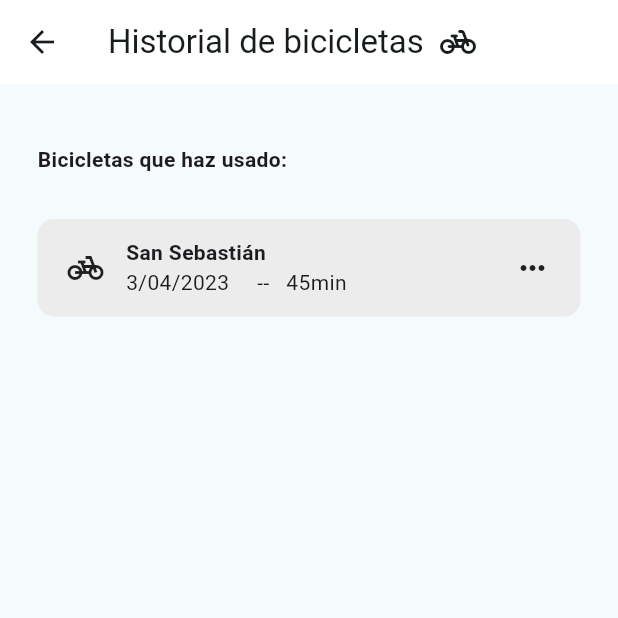
After one commit to DenisCuenca/PedalPal, a Flutter app: the MyBikes screen opened by its route, on a phone screen of 412 x 824 dp, the top half of it. The commit adds this screen. Run offline on Flutter 3.47's test engine with Material 3 defaults, Android fonts, the phone set to English and light mode, and no system bars; our stand-ins replace firebase_auth, firebase_core, fl_chart, google_fonts; missing offline and left inert: mapbox_gl, molten_navigationbar_flutter; accounts and stored records are empty; network calls fail; Roboto replaces fonts that are missing (Mohave).

```diff
--- a/lib/main.dart
+++ b/lib/main.dart
@@ -1,5 +1,7 @@
 import 'package:flutter/material.dart';
 import 'package:firebase_core/firebase_core.dart';
+import 'package:pedalpal/pages/history/my_bicicles.dart';
+import 'package:pedalpal/pages/home_page.dart';
 import './services/auth/widget_tree.dart';
 import 'package:google_fonts/google_fonts.dart';
 
@@ -22,6 +24,10 @@ class MyApp extends StatelessWidget {
   @override
   Widget build(BuildContext context) {
     return MaterialApp(
+      routes: {
+        "home": (context) => HomePage(),
+        "history": (context) => MyBikes(),
+      },
       theme: ThemeData(
         textTheme: GoogleFonts.mohaveTextTheme(
           Theme.of(context).textTheme,
--- /dev/null
+++ b/lib/pages/history/my_bicicles.dart
@@ -0,0 +1,83 @@
+import 'package:flutter/material.dart';
+import 'package:pedalpal/pages/bikeDetail/bikeDetail.dart';
+
+class MyBikes extends StatelessWidget {
+  const MyBikes({super.key});
+
+  @override
+  Widget build(BuildContext context) {
+    return Scaffold(
+      appBar: AppBar(
+        title: const Row(
+          children: [
+            Text("Historial de bicicletas  "),
+            Icon(Icons.pedal_bike_rounded),
+          ],
+        ),
+      ),
+      body: Container(
+          padding: const EdgeInsets.symmetric(horizontal: 25, vertical: 40),
+          child: ListView(
+            children: [
+              const Text(
+                "Bicicletas que haz usado:",
+                style: TextStyle(fontWeight: FontWeight.bold),
+              ),
+              SizedBox(
+                height: 30,
+              ),
+              Padding(
+                padding: const EdgeInsets.only(bottom: 8.0),
+                child: Container(
+                  decoration: BoxDecoration(
+                    borderRadius: BorderRadius.circular(11),
+                    color: const Color.fromARGB(255, 236, 236, 236),
+                  ),
+                  height: 65,
+                  child: Padding(
+                    padding: EdgeInsets.symmetric(
+                      horizontal: 20,
+                    ),
+                    child: Row(
+                      crossAxisAlignment: CrossAxisAlignment.center,
+                      mainAxisAlignment: MainAxisAlignment.spaceBetween,
+                      children: [
+                        Row(
+                          children: [
+                            Icon(Icons.pedal_bike_sharp),
+                            Padding(
+                              padding: EdgeInsets.symmetric(horizontal: 15),
+                              child: Column(
+                                mainAxisAlignment: MainAxisAlignment.center,
+                                crossAxisAlignment: CrossAxisAlignment.start,
+                                children: [
+                                  Text(
+                                    "San Sebastián",
+                                    style:
+                                        TextStyle(fontWeight: FontWeight.bold),
+                                  ),
+                                  Text("3/04/2023     --   45min"),
+                                ],
+                              ),
+                            ),
+                          ],
+                        ),
+                        InkWell(
+                          onTap: () {
+                            Navigator.push(
+                                context,
+                                MaterialPageRoute(
+                                    builder: (context) => BikeDetail()));
+                          },
+                          child: Ink(child: Icon(Icons.more_horiz)),
+                        )
+                      ],
+                    ),
+                  ),
+                ),
+              ),
+            ],
+          )),
+    );
+  }
+}
```
Also changed, not shown: lib/pages/bikeDetail/bikeDetail.dart (added, +159 -0 lines), lib/pages/dashboard.dart (+10 -5 lines), lib/pages/map.dart (+36 -131 lines), assets/bike-img.png (added).
